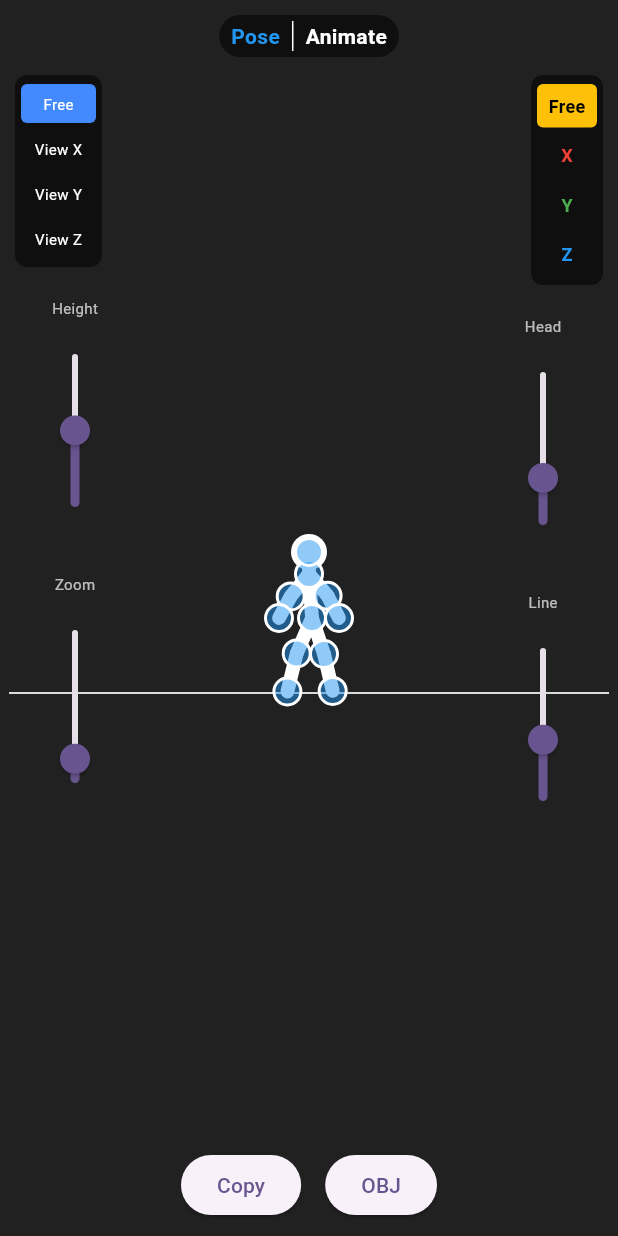
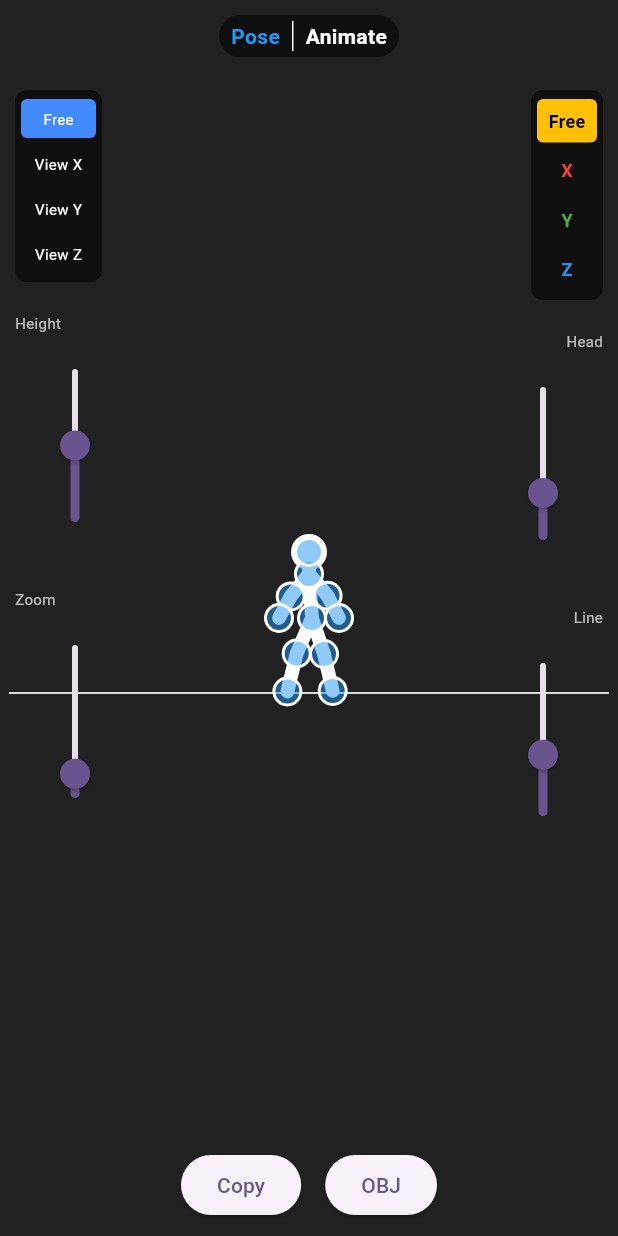
Before and after one commit to leehj825/stickman-animator, a Flutter app: the screen it shows after launch, on a phone screen of 412 x 824 dp. Run offline on Flutter 3.47's test engine with Material 3 defaults, Android fonts, the phone set to English and light mode, and no system bars; our stand-ins replace file_picker, share_plus.

Commit message:
Fix editor crashes and UI overflow, polish run animation
Fixed a crash in `StickmanPoseEditor` by clamping the animation slider value.
Wrapped side toolbars in `SingleChildScrollView` to prevent overflow on small screens.
Reduced run animation arm swing amplitude in `StickmanGenerator` for better visual balance.

```diff
--- a/lib/src/stickman_editor.dart
+++ b/lib/src/stickman_editor.dart
@@ -295,10 +295,11 @@ class _StickmanPoseEditorState extends State<StickmanPoseEditor> {
 
                     // Left Column (Top Left)
                     Positioned(
-                      top: 50, // Moved down for Top Bar
+                      top: 60, // Moved down slightly
                       left: 10,
-                      bottom: 150, // Leave space for bottom bar
+                      bottom: 120, // Give space
                       width: 80,
+                      child: SingleChildScrollView(
                         child: Column(
                            crossAxisAlignment: CrossAxisAlignment.start,
                            children: [
@@ -319,12 +320,7 @@ class _StickmanPoseEditorState extends State<StickmanPoseEditor> {
                                ),
                              ),
                              const SizedBox(height: 20),
-                           // Camera Height Slider
-                           Expanded(
-                             child: Column(
-                               mainAxisSize: MainAxisSize.min,
-                               children: [
-                                 Text("Height", style: styleLabel),
+                             Text("Height", style: TextStyle(color: Colors.white70, fontSize: 10)),
                              SizedBox(
                                height: 150,
                                child: RotatedBox(
@@ -338,7 +334,7 @@ class _StickmanPoseEditorState extends State<StickmanPoseEditor> {
                                ),
                              ),
                              const SizedBox(height: 20),
-                                 Text("Zoom", style: styleLabel),
+                             Text("Zoom", style: TextStyle(color: Colors.white70, fontSize: 10)),
                              SizedBox(
                                height: 150,
                                child: RotatedBox(
@@ -354,16 +350,15 @@ class _StickmanPoseEditorState extends State<StickmanPoseEditor> {
                            ],
                         ),
                       ),
-                         ],
-                      ),
                     ),
 
                     // Right Column (Top Right)
                     Positioned(
-                      top: 50, // Moved down for Top Bar
+                      top: 60,
                       right: 10,
-                      bottom: 150,
+                      bottom: 120,
                       width: 80,
+                      child: SingleChildScrollView(
                         child: Column(
                            crossAxisAlignment: CrossAxisAlignment.end,
                            children: [
@@ -384,10 +379,7 @@ class _StickmanPoseEditorState extends State<StickmanPoseEditor> {
                                ),
                              ),
                              const SizedBox(height: 20),
-                           // Head Slider
-                           Column(
-                             children: [
-                               Text("Head", style: styleLabel),
+                             Text("Head", style: TextStyle(color: Colors.white70, fontSize: 10)),
                              SizedBox(
                                height: 150,
                                child: RotatedBox(
@@ -400,13 +392,8 @@ class _StickmanPoseEditorState extends State<StickmanPoseEditor> {
                                  ),
                                ),
                              ),
-                             ],
-                           ),
                              const SizedBox(height: 20),
-                           // Line Slider
-                           Column(
-                             children: [
-                               Text("Line", style: styleLabel),
+                             Text("Line", style: TextStyle(color: Colors.white70, fontSize: 10)),
                              SizedBox(
                                height: 150,
                                child: RotatedBox(
@@ -421,7 +408,6 @@ class _StickmanPoseEditorState extends State<StickmanPoseEditor> {
                              ),
                            ],
                         ),
-                         ],
                       ),
                     ),
 
@@ -513,8 +499,10 @@ class _StickmanPoseEditorState extends State<StickmanPoseEditor> {
                                         ),
                                       Expanded(
                                         child: Slider(
-                                          value: widget.controller.currentFrameIndex,
+                                          // SAFETY FIX: Clamp value to ensure it never exceeds max due to floating point drift
+                                          value: widget.controller.currentFrameIndex.clamp(0.0, (widget.controller.activeClip?.frameCount.toDouble() ?? 1) - 0.01),
                                           min: 0,
+                                          // Define max explicitly
                                           max: (widget.controller.activeClip?.frameCount.toDouble() ?? 1) - 0.01,
                                           onChanged: (v) {
                                             setState(() {
--- a/lib/src/stickman_generator.dart
+++ b/lib/src/stickman_generator.dart
@@ -337,8 +337,9 @@ class StickmanGenerator {
      v.Vector3 neck = pose.neck;
      double side = isLeft ? -6 : 6;
 
-     // Increased Swing Amplitude (1.2 instead of 0.7)
-     double swing = sin(angle) * 1.2;
+     // FIX 3: Reduced Swing Amplitude (1.2 -> 0.8) for better balance
+     // This makes the front swing less aggressive.
+     double swing = sin(angle) * 0.8;
 
      // DYNAMIC ELBOW:
      double elbowBendOffset = max(0.0, swing) * 4.0;
```
Lines whose indentation alone changed are shown as unchanged.
